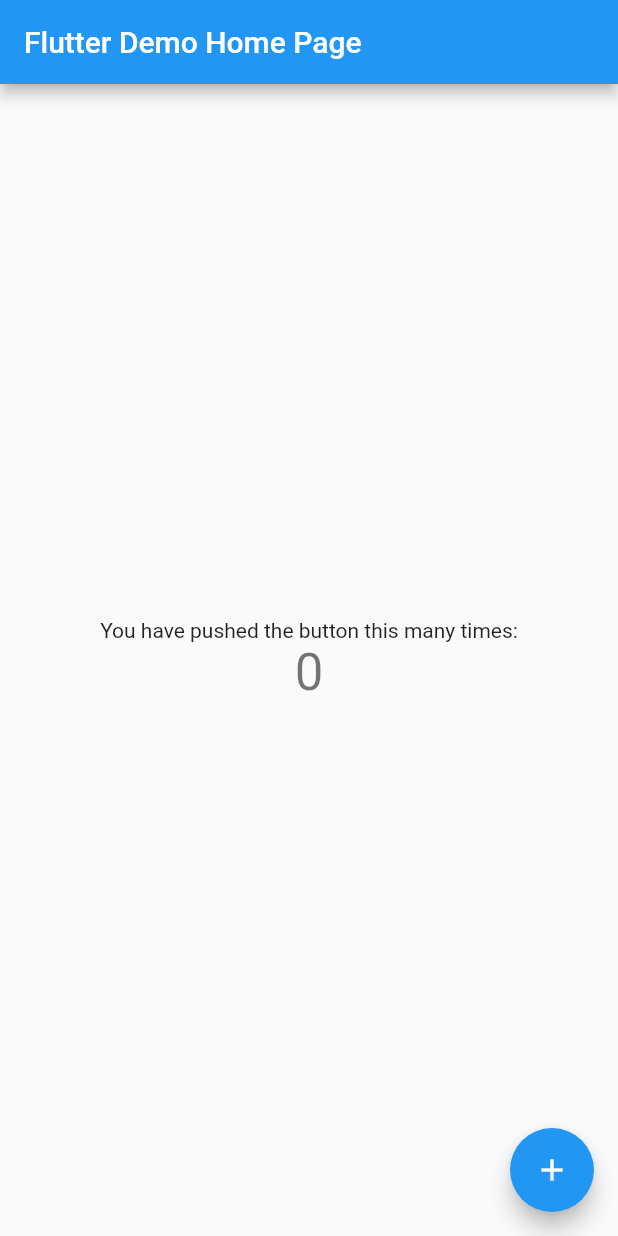
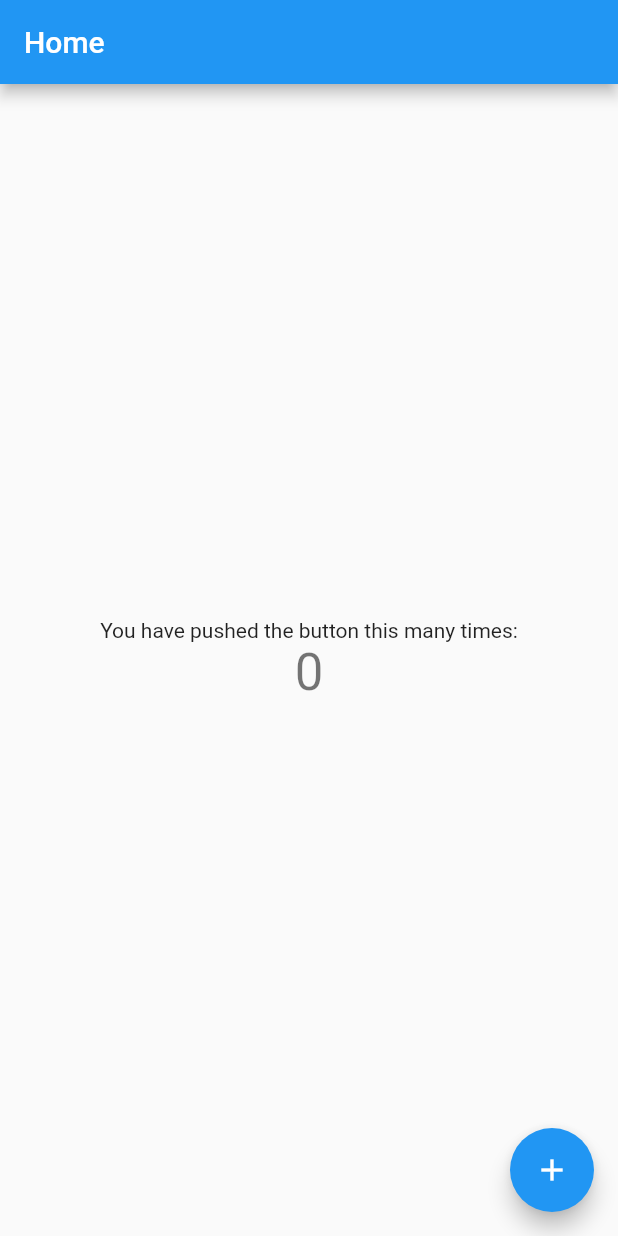
Before and after one commit to ashishKumarAgarwal/FirstFlutterProject, a Flutter app: the screen it shows after launch, on a phone screen of 412 x 824 dp. Run offline on Flutter 3.47's test engine with Material 2 defaults, Android fonts, the phone set to English and light mode, and no system bars.

Commit message:
changed the App bar title

```diff
--- a/lib/main.dart
+++ b/lib/main.dart
@@ -20,7 +20,7 @@ class MyApp extends StatelessWidget {
         // is not restarted.
         primarySwatch: Colors.blue,
       ),
-      home: MyHomePage(title: 'Flutter Demo Home Page'),
+      home: MyHomePage(title: 'Home'),
     );
   }
 }
```
